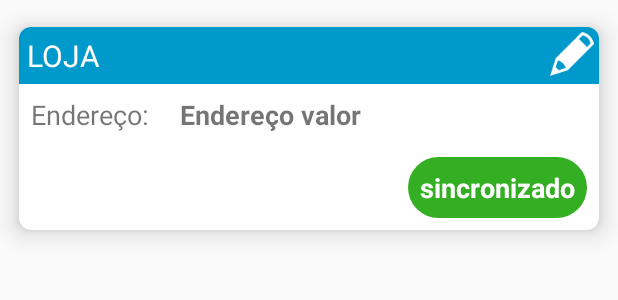
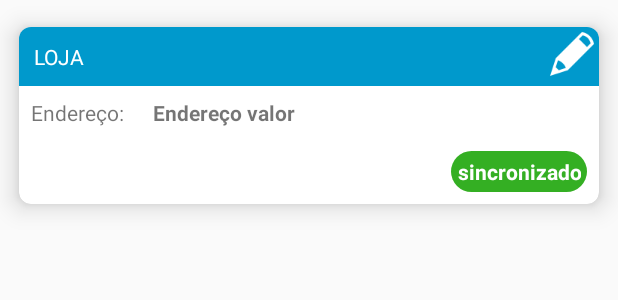
Before and after one commit to wilsonlealjunior/PitStop2, an Android app: the layout card_loja_row.xml on its own in the app's theme, with its tools: preview values and no code run, on a phone screen of 412 x 824 dp. Shown: the top 300 px of the screen. Run offline under Robolectric (Android 15) with nearby library versions, the phone set to English and light mode, and no system bars.

Commit message:
padronizando os tamanhos das fontes

```diff
--- a/app/src/main/res/layout/card_loja_row.xml
+++ b/app/src/main/res/layout/card_loja_row.xml
@@ -18,26 +18,33 @@
             android:layout_width="wrap_content"
             android:layout_height="wrap_content">
 
-            <TextView
-                android:id="@+id/loja"
+            <LinearLayout
                 android:layout_width="match_parent"
                 android:layout_height="wrap_content"
                 android:background="@android:color/holo_blue_dark"
-                android:padding="5dp"
-                android:shadowColor="@android:color/holo_blue_light"
+                android:orientation="horizontal"
+                android:shadowColor="@android:color/holo_blue_light">
+
+                <TextView
+                    android:id="@+id/loja"
+                    android:layout_width="0dp"
+                    android:layout_height="wrap_content"
+                    android:layout_weight="1"
+                    android:padding="10dp"
+
                     android:text="LOJA"
-                android:textColor="@android:color/white"
-                android:textSize="20dp" />
+                    android:textColor="@android:color/white" />
 
                 <ImageButton
-                android:clickable="true"
                     android:id="@+id/editar"
                     android:layout_width="wrap_content"
                     android:layout_height="wrap_content"
                     android:layout_alignParentRight="true"
                     android:background="@drawable/button_logout"
                     android:backgroundTint="@color/white"
+                    android:clickable="true"
                     android:src="@mipmap/editar" />
+            </LinearLayout>
 
 
         </RelativeLayout>
@@ -52,8 +59,7 @@
                 android:layout_width="wrap_content"
                 android:layout_height="wrap_content"
                 android:layout_margin="8dp"
-                android:text="Endereço: "
-                android:textSize="18dp" />
+                android:text="Endereço: " />
 
             <TextView
                 android:id="@+id/endereco"
@@ -62,7 +68,6 @@
                 android:layout_margin="8dp"
                 android:layout_weight="1"
                 android:text="Endereço valor"
-                android:textSize="18dp"
                 android:textStyle="bold" />
         </LinearLayout>
 
@@ -76,13 +81,12 @@
                 android:layout_width="wrap_content"
                 android:layout_height="wrap_content"
                 android:layout_alignParentRight="true"
+                android:background="@drawable/oval"
+                android:padding="4dp"
                 android:layout_margin="8dp"
-                android:background="@drawable/oval"
-                android:padding="8dp"
                 android:text="sincronizado"
                 android:textAlignment="center"
                 android:textColor="@color/white"
-                android:textSize="18dp"
                 android:textStyle="bold" />
         </RelativeLayout>
 
--- a/app/src/main/res/layout/card_produto_row.xml
+++ b/app/src/main/res/layout/card_produto_row.xml
@@ -41,8 +41,7 @@
                     android:padding="10dp"
                     android:shadowColor="@android:color/holo_blue_light"
                     android:text="PRODUTO"
-                    android:textColor="@android:color/white"
-                    android:textSize="16dp" />
+                    android:textColor="@android:color/white" />
 
                 <TextView
                     android:id="@+id/sincronizado"
@@ -53,7 +52,6 @@
                     android:text="sincronizado"
                     android:textAlignment="center"
                     android:textColor="@color/white"
-                    android:textSize="14dp"
                     android:textStyle="bold" />
 
                 <ImageButton
@@ -63,7 +61,8 @@
                     android:background="@drawable/button_logout"
                     android:backgroundTint="@color/white"
                     android:clickable="true"
-                    android:src="@mipmap/editar" />
+                    android:src="@mipmap/editar"
+                    />
 
 
             </LinearLayout>
```
Lines whose indentation alone changed are shown as unchanged.
